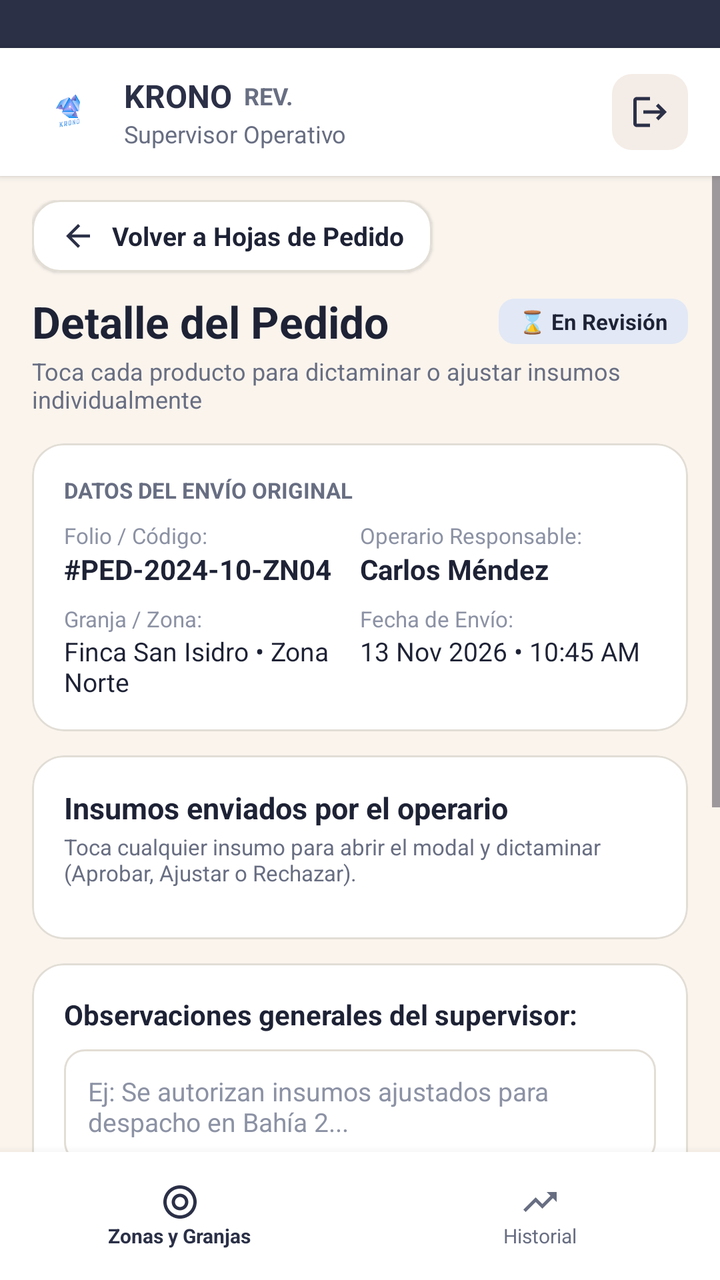
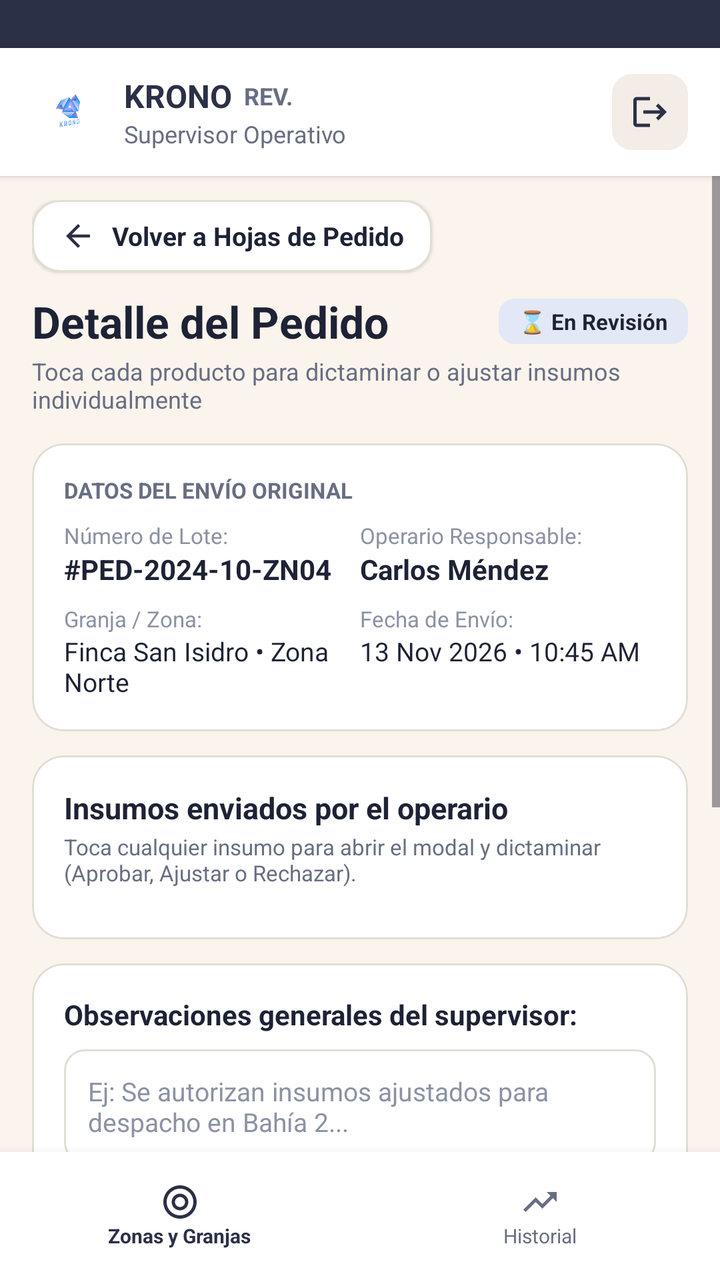

Compare the two renders of this Android layout. The source of the first and the diff that turns it into the second are given below.
<!-- AndroidManifest.xml: application theme Theme.Ferreteria -->
<!-- res/layout/activity_sup_detalle_pedido.xml -->
<?xml version="1.0" encoding="utf-8"?>
<RelativeLayout xmlns:android="http://schemas.android.com/apk/res/android"
    xmlns:app="http://schemas.android.com/apk/res-auto"
    xmlns:tools="http://schemas.android.com/tools"
    android:layout_width="match_parent"
    android:layout_height="match_parent"
    android:background="@color/krono_bg"
    tools:context=".SupervisorActivity">

    
    <View
        android:id="@+id/statusBarBg"
        android:layout_width="match_parent"
        android:layout_height="24dp"
        android:layout_alignParentTop="true"
        android:background="@color/krono_navy" />

    
    <LinearLayout
        android:id="@+id/topBar"
        android:layout_width="match_parent"
        android:layout_height="64dp"
        android:layout_below="@id/statusBarBg"
        android:background="@color/white"
        android:elevation="2dp"
        android:gravity="center_vertical"
        android:orientation="horizontal"
        android:paddingHorizontal="16dp">

        <ImageView
            android:layout_width="36dp"
            android:layout_height="36dp"
            android:contentDescription="@string/cd_logo"
            android:src="@drawable/logo" />

        <LinearLayout
            android:layout_width="0dp"
            android:layout_height="wrap_content"
            android:layout_marginStart="10dp"
            android:layout_weight="1"
            android:orientation="vertical">

            <LinearLayout
                android:layout_width="wrap_content"
                android:layout_height="wrap_content"
                android:gravity="center_vertical">

                <TextView
                    android:layout_width="wrap_content"
                    android:layout_height="wrap_content"
                    android:text="@string/app_name"
                    android:textColor="@color/krono_navy"
                    android:textSize="16sp"
                    android:textStyle="bold" />

                <TextView
                    android:layout_width="wrap_content"
                    android:layout_height="wrap_content"
                    android:layout_marginStart="6dp"
                    android:text="REV."
                    android:textColor="@color/krono_text_secondary"
                    android:textSize="12sp"
                    android:textStyle="bold" />
            </LinearLayout>

            <TextView
                android:layout_width="wrap_content"
                android:layout_height="wrap_content"
                android:text="Supervisor Operativo"
                android:textColor="@color/krono_text_secondary"
                android:textSize="12sp" />
        </LinearLayout>

        
        <FrameLayout
            android:id="@+id/btnBackLogin"
            android:layout_width="38dp"
            android:layout_height="38dp"
            android:background="@drawable/bg_icon_container"
            android:clickable="true"
            android:contentDescription="Cerrar sesión"
            android:focusable="true">

            <ImageView
                android:layout_width="20dp"
                android:layout_height="20dp"
                android:layout_gravity="center"
                android:contentDescription="Cerrar sesión"
                android:src="@drawable/ic_logout"
                app:tint="@color/krono_navy" />
        </FrameLayout>
    </LinearLayout>

    
    <LinearLayout
        android:id="@+id/bottomNav"
        android:layout_width="match_parent"
        android:layout_height="64dp"
        android:layout_alignParentBottom="true"
        android:background="@color/white"
        android:elevation="8dp"
        android:orientation="horizontal">

        
        <LinearLayout
            android:id="@+id/tabZonas"
            android:layout_width="0dp"
            android:layout_height="match_parent"
            android:layout_weight="1"
            android:gravity="center"
            android:orientation="vertical">

            <ImageView
                android:layout_width="20dp"
                android:layout_height="20dp"
                android:contentDescription="Zonas y Granjas"
                android:src="@drawable/ic_target"
                app:tint="@color/krono_navy" />

            <TextView
                android:layout_width="wrap_content"
                android:layout_height="wrap_content"
                android:text="Zonas y Granjas"
                android:textColor="@color/krono_navy"
                android:textSize="10sp"
                android:textStyle="bold" />
        </LinearLayout>

        
        <LinearLayout
            android:id="@+id/tabHistorial"
            android:layout_width="0dp"
            android:layout_height="match_parent"
            android:layout_weight="1"
            android:gravity="center"
            android:orientation="vertical">

            <ImageView
                android:layout_width="20dp"
                android:layout_height="20dp"
                android:contentDescription="Historial"
                android:src="@drawable/ic_trending_up"
                app:tint="@color/krono_text_secondary" />

            <TextView
                android:layout_width="wrap_content"
                android:layout_height="wrap_content"
                android:text="Historial"
                android:textColor="@color/krono_text_secondary"
                android:textSize="10sp" />
        </LinearLayout>
    </LinearLayout>

    
    <ScrollView
        android:id="@+id/scrollViewDetalle"
        android:layout_width="match_parent"
        android:layout_height="match_parent"
        android:layout_above="@id/bottomNav"
        android:layout_below="@id/topBar"
        android:fillViewport="true">

        <LinearLayout
            android:layout_width="match_parent"
            android:layout_height="wrap_content"
            android:orientation="vertical"
            android:paddingHorizontal="16dp"
            android:paddingTop="12dp"
            android:paddingBottom="24dp">

            
            <com.google.android.material.card.MaterialCardView
                android:id="@+id/btnVolverHoja"
                android:layout_width="wrap_content"
                android:layout_height="wrap_content"
                android:clickable="true"
                android:focusable="true"
                app:cardBackgroundColor="@color/white"
                app:cardCornerRadius="14dp"
                app:cardElevation="1dp"
                app:strokeColor="@color/krono_card_stroke"
                app:strokeWidth="1dp">

                <LinearLayout
                    android:layout_width="wrap_content"
                    android:layout_height="wrap_content"
                    android:gravity="center_vertical"
                    android:orientation="horizontal"
                    android:paddingHorizontal="14dp"
                    android:paddingVertical="9dp">

                    <ImageView
                        android:layout_width="18dp"
                        android:layout_height="18dp"
                        android:contentDescription="Volver"
                        android:src="@drawable/ic_arrow_back"
                        app:tint="@color/krono_navy" />

                    <TextView
                        android:layout_width="wrap_content"
                        android:layout_height="wrap_content"
                        android:layout_marginStart="8dp"
                        android:text="Volver a Hojas de Pedido"
                        android:textColor="@color/krono_navy_dark"
                        android:textSize="13sp"
                        android:textStyle="bold" />
                </LinearLayout>
            </com.google.android.material.card.MaterialCardView>

            
            <RelativeLayout
                android:layout_width="match_parent"
                android:layout_height="wrap_content"
                android:layout_marginTop="10dp">

                <TextView
                    android:id="@+id/txtDetalleTitulo"
                    android:layout_width="wrap_content"
                    android:layout_height="wrap_content"
                    android:layout_alignParentStart="true"
                    android:text="Detalle del Pedido"
                    android:textColor="@color/krono_navy_dark"
                    android:textSize="22sp"
                    android:textStyle="bold" />

                <TextView
                    android:id="@+id/txtBadgeEstado"
                    android:layout_width="wrap_content"
                    android:layout_height="wrap_content"
                    android:layout_alignParentEnd="true"
                    android:layout_centerVertical="true"
                    android:background="@drawable/bg_blue_chip"
                    android:paddingHorizontal="10dp"
                    android:paddingVertical="4dp"
                    android:text="⌛ En Revisión"
                    android:textColor="@color/krono_navy_dark"
                    android:textSize="11sp"
                    android:textStyle="bold" />
            </RelativeLayout>

            <TextView
                android:id="@+id/txtDetalleSub"
                android:layout_width="wrap_content"
                android:layout_height="wrap_content"
                android:layout_marginTop="2dp"
                android:text="Toca cada producto para dictaminar o ajustar insumos individualmente"
                android:textColor="@color/krono_text_secondary"
                android:textSize="12sp" />

            
            <com.google.android.material.card.MaterialCardView
                android:layout_width="match_parent"
                android:layout_height="wrap_content"
                android:layout_marginTop="14dp"
                app:cardBackgroundColor="@color/white"
                app:cardCornerRadius="16dp"
                app:cardElevation="0dp"
                app:strokeColor="@color/krono_card_stroke"
                app:strokeWidth="1dp">

                <LinearLayout
                    android:layout_width="match_parent"
                    android:layout_height="wrap_content"
                    android:orientation="vertical"
                    android:padding="16dp">

                    <TextView
                        android:layout_width="wrap_content"
                        android:layout_height="wrap_content"
                        android:text="DATOS DEL ENVÍO ORIGINAL"
                        android:textColor="@color/krono_text_secondary"
                        android:textSize="11sp"
                        android:textStyle="bold" />

                    <LinearLayout
                        android:layout_width="match_parent"
                        android:layout_height="wrap_content"
                        android:layout_marginTop="8dp"
                        android:orientation="horizontal">

                        <LinearLayout
                            android:layout_width="0dp"
                            android:layout_height="wrap_content"
                            android:layout_weight="1"
                            android:orientation="vertical">

                            <TextView
                                android:layout_width="wrap_content"
                                android:layout_height="wrap_content"
                                android:text="Folio / Código:"
                                android:textColor="@color/krono_text_muted"
                                android:textSize="11sp" />

                            <TextView
                                android:id="@+id/txtInfoCodigo"
                                android:layout_width="wrap_content"
                                android:layout_height="wrap_content"
                                android:text="#PED-2024-10-ZN04"
                                android:textColor="@color/krono_navy_dark"
                                android:textSize="14sp"
                                android:textStyle="bold" />
                        </LinearLayout>

                        <LinearLayout
                            android:layout_width="0dp"
                            android:layout_height="wrap_content"
                            android:layout_weight="1"
                            android:orientation="vertical">

                            <TextView
                                android:layout_width="wrap_content"
                                android:layout_height="wrap_content"
                                android:text="Operario Responsable:"
                                android:textColor="@color/krono_text_muted"
                                android:textSize="11sp" />

                            <TextView
                                android:id="@+id/txtInfoOperario"
                                android:layout_width="wrap_content"
                                android:layout_height="wrap_content"
                                android:text="Carlos Méndez"
                                android:textColor="@color/krono_navy_dark"
                                android:textSize="14sp"
                                android:textStyle="bold" />
                        </LinearLayout>
                    </LinearLayout>

                    <LinearLayout
                        android:layout_width="match_parent"
                        android:layout_height="wrap_content"
                        android:layout_marginTop="8dp"
                        android:orientation="horizontal">

                        <LinearLayout
                            android:layout_width="0dp"
                            android:layout_height="wrap_content"
                            android:layout_weight="1"
                            android:orientation="vertical">

                            <TextView
                                android:layout_width="wrap_content"
                                android:layout_height="wrap_content"
                                android:text="Granja / Zona:"
                                android:textColor="@color/krono_text_muted"
                                android:textSize="11sp" />

                            <TextView
                                android:id="@+id/txtInfoGranjaZona"
                                android:layout_width="wrap_content"
                                android:layout_height="wrap_content"
                                android:text="Finca San Isidro • Zona Norte"
                                android:textColor="@color/krono_navy_dark"
                                android:textSize="13sp" />
                        </LinearLayout>

                        <LinearLayout
                            android:layout_width="0dp"
                            android:layout_height="wrap_content"
                            android:layout_weight="1"
                            android:orientation="vertical">

                            <TextView
                                android:layout_width="wrap_content"
                                android:layout_height="wrap_content"
                                android:text="Fecha de Envío:"
                                android:textColor="@color/krono_text_muted"
                                android:textSize="11sp" />

                            <TextView
                                android:id="@+id/txtInfoFecha"
                                android:layout_width="wrap_content"
                                android:layout_height="wrap_content"
                                android:text="13 Nov 2026 • 10:45 AM"
                                android:textColor="@color/krono_navy_dark"
                                android:textSize="13sp" />
                        </LinearLayout>
                    </LinearLayout>
                </LinearLayout>
            </com.google.android.material.card.MaterialCardView>

            
            <com.google.android.material.card.MaterialCardView
                android:layout_width="match_parent"
                android:layout_height="wrap_content"
                android:layout_marginTop="12dp"
                app:cardBackgroundColor="@color/white"
                app:cardCornerRadius="16dp"
                app:cardElevation="0dp"
                app:strokeColor="@color/krono_card_stroke"
                app:strokeWidth="1dp">

                <LinearLayout
                    android:layout_width="match_parent"
                    android:layout_height="wrap_content"
                    android:orientation="vertical"
                    android:padding="16dp">

                    <TextView
                        android:layout_width="wrap_content"
                        android:layout_height="wrap_content"
                        android:text="Insumos enviados por el operario"
                        android:textColor="@color/krono_navy_dark"
                        android:textSize="15sp"
                        android:textStyle="bold" />

                    <TextView
                        android:layout_width="wrap_content"
                        android:layout_height="wrap_content"
                        android:layout_marginTop="2dp"
                        android:text="Toca cualquier insumo para abrir el modal y dictaminar (Aprobar, Ajustar o Rechazar)."
                        android:textColor="@color/krono_text_secondary"
                        android:textSize="11sp" />

                    <LinearLayout
                        android:id="@+id/containerInsumosOriginales"
                        android:layout_width="match_parent"
                        android:layout_height="wrap_content"
                        android:layout_marginTop="10dp"
                        android:orientation="vertical" />
                </LinearLayout>
            </com.google.android.material.card.MaterialCardView>

            
            <com.google.android.material.card.MaterialCardView
                android:layout_width="match_parent"
                android:layout_height="wrap_content"
                android:layout_marginTop="12dp"
                app:cardBackgroundColor="@color/white"
                app:cardCornerRadius="16dp"
                app:cardElevation="0dp"
                app:strokeColor="@color/krono_card_stroke"
                app:strokeWidth="1dp">

                <LinearLayout
                    android:layout_width="match_parent"
                    android:layout_height="wrap_content"
                    android:orientation="vertical"
                    android:padding="16dp">

                    <TextView
                        android:layout_width="wrap_content"
                        android:layout_height="wrap_content"
                        android:text="Observaciones generales del supervisor:"
                        android:textColor="@color/krono_navy_dark"
                        android:textSize="14sp"
                        android:textStyle="bold" />

                    <EditText
                        android:id="@+id/etObservaciones"
                        android:layout_width="match_parent"
                        android:layout_height="wrap_content"
                        android:layout_marginTop="8dp"
                        android:background="@drawable/bg_pin_box"
                        android:gravity="top|start"
                        android:hint="Ej: Se autorizan insumos ajustados para despacho en Bahía 2..."
                        android:inputType="textMultiLine|textCapSentences"
                        android:minLines="2"
                        android:padding="12dp"
                        android:textColor="@color/krono_navy_dark"
                        android:textColorHint="@color/krono_text_muted"
                        android:textSize="13sp" />

                    <TextView
                        android:id="@+id/txtUltimaRevision"
                        android:layout_width="match_parent"
                        android:layout_height="wrap_content"
                        android:layout_marginTop="10dp"
                        android:background="@drawable/bg_cierre_box"
                        android:padding="10dp"
                        android:text="Todos los insumos listos para revisión y aprobación."
                        android:textColor="@color/krono_text_secondary"
                        android:textSize="11sp" />
                </LinearLayout>
            </com.google.android.material.card.MaterialCardView>

            
            <com.google.android.material.button.MaterialButton
                android:id="@+id/btnAprobarPedido"
                android:layout_width="match_parent"
                android:layout_height="52dp"
                android:layout_marginTop="16dp"
                android:backgroundTint="@color/krono_navy"
                android:text="Aprobar pedido y pasar a Pedidos"
                android:textAllCaps="false"
                android:textColor="@color/white"
                android:textSize="14sp"
                android:textStyle="bold"
                app:cornerRadius="12dp"
                app:icon="@drawable/ic_check_circle"
                app:iconGravity="textStart"
                app:iconTint="@color/white" />

            <com.google.android.material.button.MaterialButton
                android:id="@+id/btnGuardarRevision"
                android:layout_width="match_parent"
                android:layout_height="48dp"
                android:layout_marginTop="8dp"
                android:backgroundTint="@color/white"
                android:text="Guardar revisión temporal"
                android:textAllCaps="false"
                android:textColor="@color/krono_navy"
                android:textSize="14sp"
                android:textStyle="bold"
                app:cornerRadius="12dp"
                app:strokeColor="@color/krono_navy"
                app:strokeWidth="1dp" />

            <com.google.android.material.button.MaterialButton
                android:id="@+id/btnRechazarPedido"
                android:layout_width="match_parent"
                android:layout_height="44dp"
                android:layout_marginTop="8dp"
                android:backgroundTint="@color/white"
                android:text="Rechazar pedido completo"
                android:textAllCaps="false"
                android:textColor="@color/krono_red_text"
                android:textSize="13sp"
                android:textStyle="bold"
                app:cornerRadius="12dp"
                app:strokeColor="@color/krono_red_text"
                app:strokeWidth="1dp" />

        </LinearLayout>
    </ScrollView>

</RelativeLayout>
<!-- resources referenced by this layout -->
<resources>
  <color name="krono_bg">#FAF4ED</color>
  <color name="krono_card_stroke">#E2DDD5</color>
  <color name="krono_navy">#2B3047</color>
  <color name="krono_navy_dark">#1E2235</color>
  <color name="krono_red_text">#C83232</color>
  <color name="krono_text_muted">#8C92A4</color>
  <color name="krono_text_secondary">#686E82</color>
  <color name="white">#FFFFFFFF</color>
  <!-- drawable bg_blue_chip (drawable) -->
  <?xml version="1.0" encoding="utf-8"?>
  <shape xmlns:android="http://schemas.android.com/apk/res/android"
      android:shape="rectangle">
      <solid android:color="#E2E8F5" />
      <corners android:radius="8dp" />
  </shape>
  <!-- drawable bg_cierre_box (drawable) -->
  <?xml version="1.0" encoding="utf-8"?>
  <shape xmlns:android="http://schemas.android.com/apk/res/android"
      android:shape="rectangle">
      <solid android:color="#FAF4ED" />
      <stroke android:width="1dp" android:color="@color/krono_card_stroke" />
      <corners android:radius="10dp" />
  </shape>
  <!-- drawable bg_icon_container (drawable) -->
  <?xml version="1.0" encoding="utf-8"?>
  <shape xmlns:android="http://schemas.android.com/apk/res/android"
      android:shape="rectangle">
      <solid android:color="@color/krono_chip_bg" />
      <corners android:radius="10dp" />
  </shape>
  <!-- drawable ic_arrow_back (drawable) -->
  <vector xmlns:android="http://schemas.android.com/apk/res/android"
      android:width="24dp"
      android:height="24dp"
      android:viewportWidth="24"
      android:viewportHeight="24">
      <path
          android:fillColor="@color/krono_navy"
          android:pathData="M20,11H7.83l5.59,-5.59L12,4l-8,8 8,8 1.41,-1.41L7.83,13H20v-2z" />
  </vector>
  <!-- drawable ic_check_circle (drawable) -->
  <vector xmlns:android="http://schemas.android.com/apk/res/android"
      android:width="24dp"
      android:height="24dp"
      android:viewportWidth="24"
      android:viewportHeight="24">
    <path
        android:fillColor="#FF2B3047"
        android:pathData="M12,2C6.48,2 2,6.48 2,12s4.48,10 10,10 10,-4.48 10,-10S17.52,2 12,2zM10,17l-5,-5 1.41,-1.41L10,14.17l7.59,-7.59L19,8l-9,9z"/>
  </vector>
  <!-- drawable ic_logout (drawable) -->
  <vector xmlns:android="http://schemas.android.com/apk/res/android"
      android:width="24dp"
      android:height="24dp"
      android:viewportWidth="24"
      android:viewportHeight="24">
      <path
          android:fillColor="@color/krono_navy"
          android:pathData="M17,7l-1.41,1.41L18.17,11H8v2h10.17l-2.58,2.58L17,17l5,-5L17,7zM4,5h8V3H4C2.9,3,2,3.9,2,5v14c0,1.1,0.9,2,2,2h8v-2H4V5z" />
  </vector>
  <!-- drawable ic_target (drawable) -->
  <vector xmlns:android="http://schemas.android.com/apk/res/android"
      android:width="24dp"
      android:height="24dp"
      android:viewportWidth="24"
      android:viewportHeight="24">
    <path
        android:fillColor="#FF2B3047"
        android:pathData="M12,2C6.49,2 2,6.49 2,12s4.49,10 10,10 10,-4.49 10,-10S17.51,2 12,2zM12,20c-4.41,0 -8,-3.59 -8,-8s3.59,-8 8,-8 8,3.59 8,8 -3.59,8 -8,8zM12,7c-2.76,0 -5,2.24 -5,5s2.24,5 5,5 5,-2.24 5,-5 -2.24,-5 -5,-5zM12,15c-1.66,0 -3,-1.34 -3,-3s1.34,-3 3,-3 3,1.34 3,3 -1.34,3 -3,3z"/>
  </vector>
  <!-- drawable ic_trending_up (drawable) -->
  <vector xmlns:android="http://schemas.android.com/apk/res/android"
      android:width="24dp"
      android:height="24dp"
      android:viewportWidth="24"
      android:viewportHeight="24">
    <path
        android:fillColor="#FF2B3047"
        android:pathData="M16,6l2.29,2.29 -4.88,4.88 -4,-4L2,16.59 3.41,18l6,-6 4,4 6.3,-6.29L22,12V6z"/>
  </vector>
  <string name="app_name">KRONO</string>
  <string name="cd_logo">KRONO Logo</string>
  <style name="Theme.Ferreteria" parent="Base.Theme.Ferreteria" />
  <color name="krono_chip_bg">#F4ECE6</color>
  <style name="Base.Theme.Ferreteria" parent="Theme.Material3.DayNight.NoActionBar">
          <item name="android:statusBarColor">@color/krono_navy</item>
          <item name="android:windowLightStatusBar">false</item>
          <item name="colorPrimary">@color/krono_navy</item>
      </style>
  <!-- unchanged entries left out for length: 2 -->
</resources>

<!-- the commit's change to res/layout/activity_sup_detalle_pedido.xml (unified diff, before → after) -->
@@ -287,7 +287,7 @@
                             <TextView
                                 android:layout_width="wrap_content"
                                 android:layout_height="wrap_content"
-                                android:text="Folio / Código:"
+                                android:text="Número de Lote:"
                                 android:textColor="@color/krono_text_muted"
                                 android:textSize="11sp" />
 
@@ -480,7 +480,7 @@
                 android:layout_height="52dp"
                 android:layout_marginTop="16dp"
                 android:backgroundTint="@color/krono_navy"
-                android:text="Aprobar pedido y pasar a Pedidos"
+                android:text="Aprobar pedido"
                 android:textAllCaps="false"
                 android:textColor="@color/white"
                 android:textSize="14sp"
